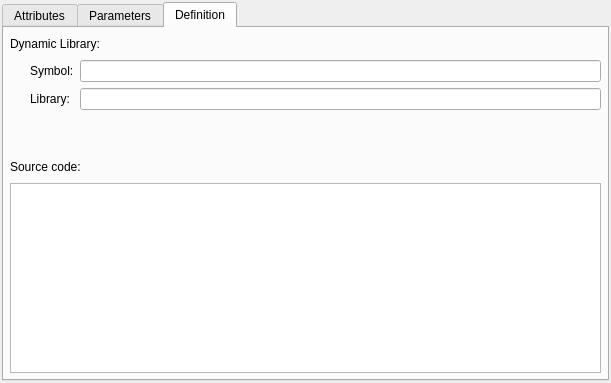
pgmodeler/pgmodeler, file libpgmodeler_ui/ui/functionwidget.ui: the form before one commit.
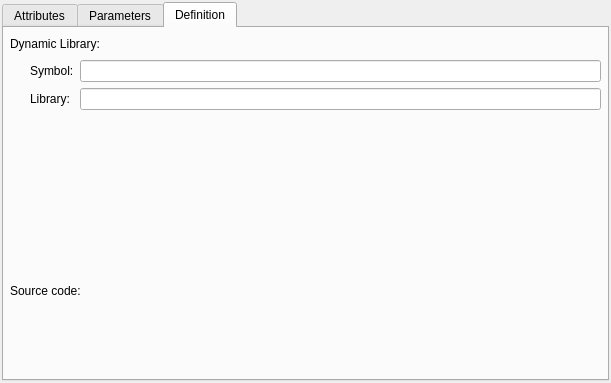
The form after the commit. The open tabs and pages were chosen to show the change.

Commit message:
Replaced the plain text editor for source code in FunctionWidget by a NumberedTextEditor instance
NumberedTextEditor now is able to set a custom tab width

Patch:
```diff
--- a/libpgmodeler_ui/ui/functionwidget.ui
+++ b/libpgmodeler_ui/ui/functionwidget.ui
@@ -638,9 +638,6 @@
             </property>
            </spacer>
           </item>
-          <item row="1" column="0" colspan="2">
-           <widget class="QPlainTextEdit" name="source_code_txt"/>
-          </item>
          </layout>
         </widget>
        </item>
```
Left out of the diff: 5 changed lines with no effect on the pictures. The commit also changes 4 other files.
